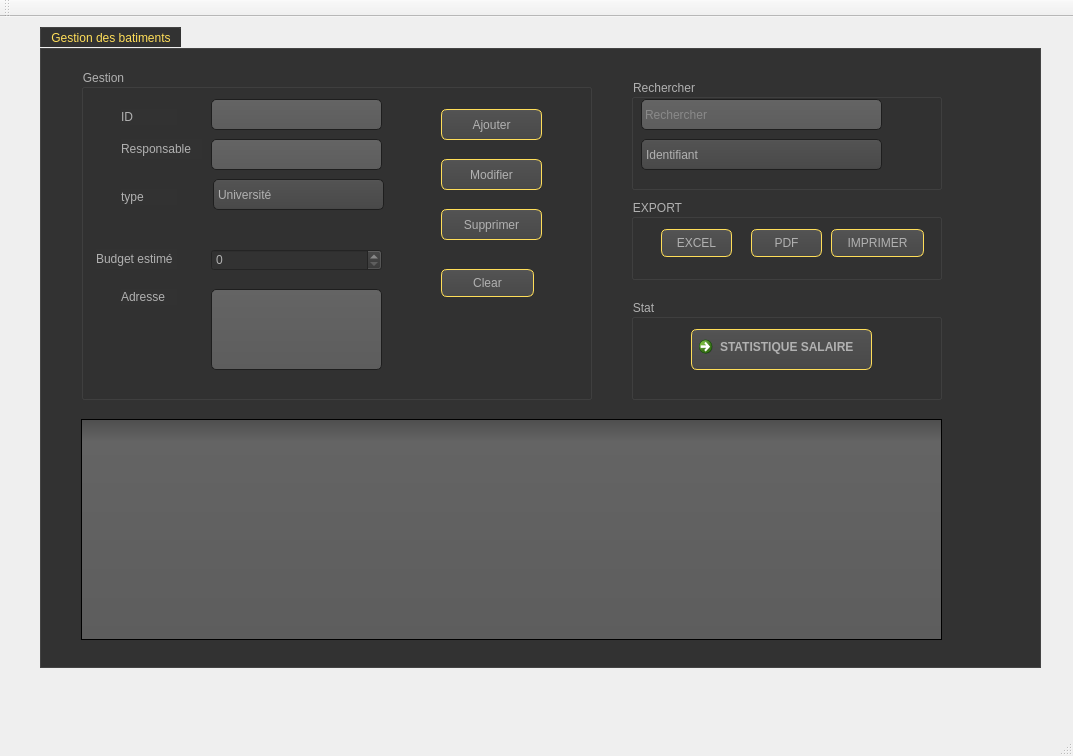
The window that Atelier_Crud/mainwindow.ui (MahmoudGh01/Smart_construction_company_2A10) describes before a commit, drawn with Qt 5.
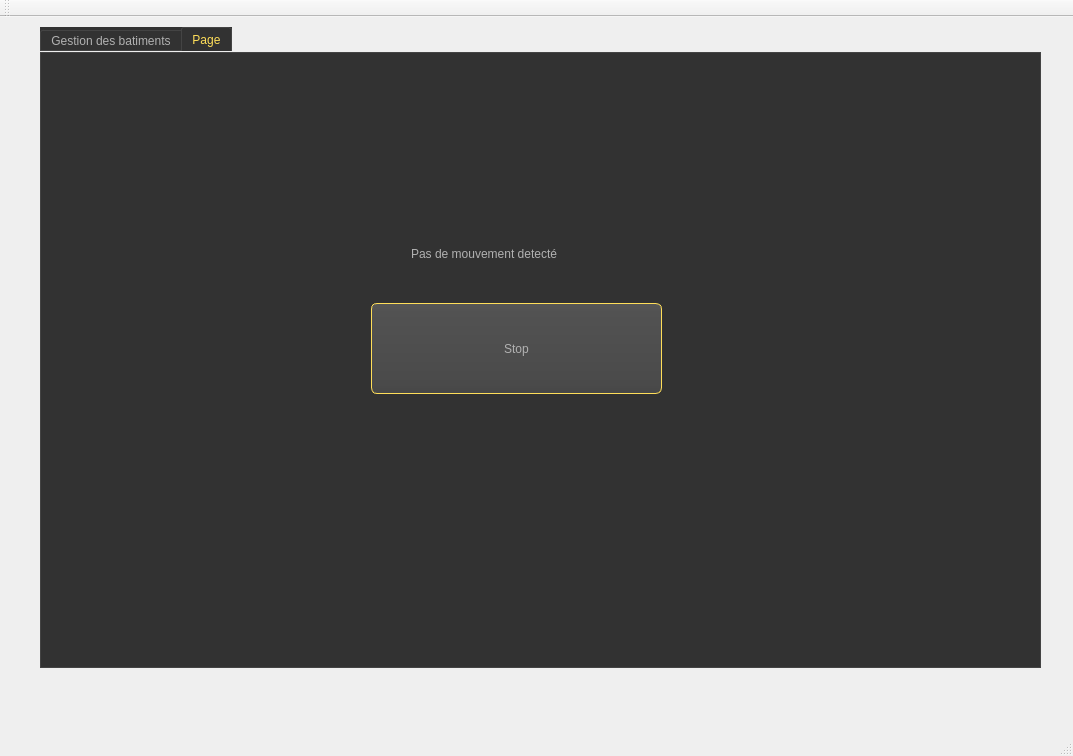
The same window after the commit. Icons and pictures are not drawn.

```diff
--- a/Atelier_Crud/mainwindow.ui
+++ b/Atelier_Crud/mainwindow.ui
@@ -485,7 +485,7 @@
 </string>
     </property>
     <property name="currentIndex">
-     <number>0</number>
+     <number>1</number>
     </property>
     <widget class="QWidget" name="tab">
      <attribute name="title">
@@ -1172,6 +1172,37 @@
       </widget>
      </widget>
     </widget>
+    <widget class="QWidget" name="tab_2">
+     <attribute name="title">
+      <string>Page</string>
+     </attribute>
+     <widget class="QPushButton" name="pushButton_4">
+      <property name="geometry">
+       <rect>
+        <x>330</x>
+        <y>250</y>
+        <width>291</width>
+        <height>91</height>
+       </rect>
+      </property>
+      <property name="text">
+       <string>Stop</string>
+      </property>
+     </widget>
+     <widget class="QLabel" name="label_arduino">
+      <property name="geometry">
+       <rect>
+        <x>370</x>
+        <y>180</y>
+        <width>201</width>
+        <height>41</height>
+       </rect>
+      </property>
+      <property name="text">
+       <string>Pas de mouvement detecté</string>
+      </property>
+     </widget>
+    </widget>
    </widget>
   </widget>
   <widget class="QMenuBar" name="menuBar">
```
